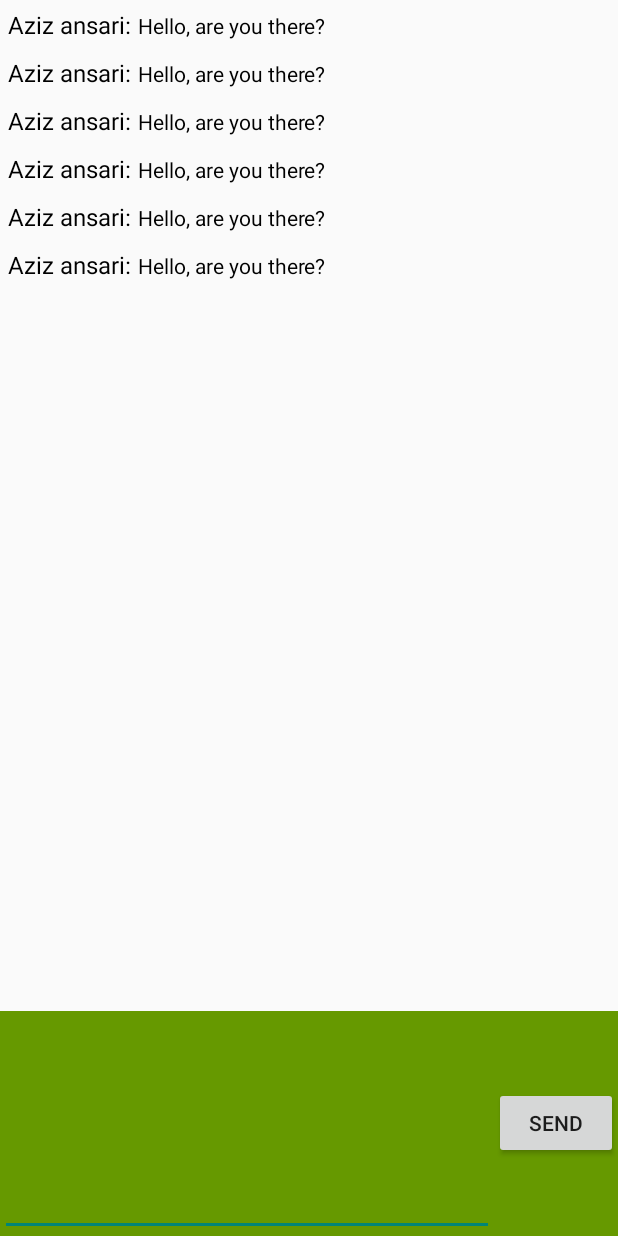
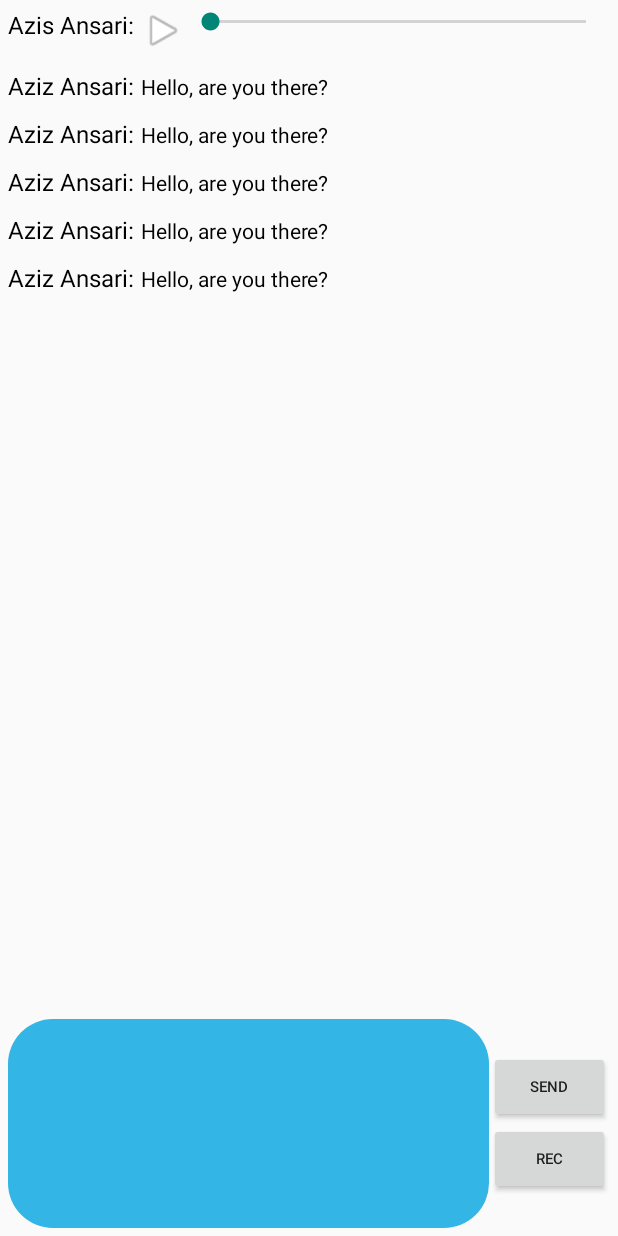
Before and after one commit to atanaspam/CodeForGood, an Android app: the ChatActivity screen opened directly, with no data from a screen before it, on a phone screen of 412 x 824 dp. Run offline under Robolectric (Android 15) with nearby library versions, the phone set to English and light mode, and no system bars.

Commit message:
all work and no play makes Jack a dull boy

```diff
--- a/CultureBuddy/app/src/main/java/com/guhack/alpha/culturebuddy/chat/ChatActivity.java
+++ b/CultureBuddy/app/src/main/java/com/guhack/alpha/culturebuddy/chat/ChatActivity.java
@@ -31,13 +31,16 @@ public class ChatActivity extends ActionBarActivity {
 
         /** mock code */
             ArrayList<ChatMessage> list = new ArrayList<ChatMessage>();
-            for (int i = 0; i< 6;i++){
+            for (String temp : ("Hi!,How are you doing?, Today was a very " +
+                    "long day here in Pakistan so I will write a very long message to show how " +
+                    "line breaks work here, I know you are not responding only because I am not " +
+                    "real so I will not hold it against you.,Are you still there?").split(",")){
                 ChatMessage message = new ChatMessage("Hello, are you there?", false);
                 list.add(message);
             }
         /***/
 
-        adapter = new ChatAdapter("Aziz ansari", list, ChatActivity.this);
+        adapter = new ChatAdapter("Aziz Ansari", list, ChatActivity.this);
         ((ListView) findViewById(R.id.chat_list)).setAdapter(adapter);
         adapter.notifyDataSetChanged();
         ((ListView) findViewById(R.id.chat_list)).setSelection(adapter.getCount()-1);
--- a/CultureBuddy/app/src/main/res/drawable/bubble_self.xml
+++ b/CultureBuddy/app/src/main/res/drawable/bubble_self.xml
@@ -1,12 +1,15 @@
-<?xml version="1.0" encoding="utf-8"?>
-<shape
-    xmlns:android="http://schemas.android.com/apk/res/android"
-    android:shape="oval">
+<shape xmlns:android="http://schemas.android.com/apk/res/android">
+    <gradient
+        android:startColor="@android:color/holo_blue_light"
+        android:endColor="@android:color/holo_blue_light"
+        android:centerColor="@android:color/holo_blue_light"
 
-    <solid
-        android:color="@android:color/darker_gray"/>
-
-    <size
-        android:width="120dp"
-        android:height="120dp"/>
+        android:angle="270" />
+    <corners
+        android:radius="30dp" />
+    <padding
+        android:left="10dp"
+        android:top="10dp"
+        android:right="10dp"
+        android:bottom="10dp" />
 </shape>
--- a/CultureBuddy/app/src/main/res/layout/activity_chat.xml
+++ b/CultureBuddy/app/src/main/res/layout/activity_chat.xml
@@ -2,29 +2,73 @@
     xmlns:tools="http://schemas.android.com/tools" android:layout_width="match_parent"
     android:layout_height="match_parent"
     tools:context="com.guhack.alpha.culturebuddy.chat.ChatActivity">
+
     <LinearLayout
-        android:background="@android:color/holo_green_dark"
+        android:id="@+id/sound_view"
+        android:orientation="horizontal"
+        android:layout_width="match_parent"
+        android:layout_height="wrap_content"
+        android:padding="5dp">
+
+        <TextView
+            android:textColor="@android:color/black"
+            android:textSize="16sp"
+            android:id="@+id/chat_name_tag"
+            android:layout_width="wrap_content"
+            android:layout_height="wrap_content"
+            android:text="Azis Ansari: "/>
+        <ImageView
+            android:layout_width="30dp"
+            android:layout_height="30dp"
+            android:src="@android:drawable/ic_media_play"/>
+        <SeekBar
+            android:layout_width="match_parent"
+            android:layout_height="wrap_content" />
+
+    </LinearLayout>
+    <LinearLayout
         android:id="@+id/text_entry"
         android:layout_width="match_parent"
         android:layout_height="150dp"
         android:layout_alignParentBottom="true"
         android:gravity="center_vertical"
         android:orientation="horizontal"
-        android:weightSum="5">
+        android:weightSum="5"
+        android:padding="5dp">
+
+
         <EditText
             android:gravity="top"
             android:id="@+id/your_message"
             android:layout_weight="4"
             android:layout_width="0dp"
-            android:layout_height="match_parent"/>
-        <Button
-            android:id="@+id/send_message_button"
+            android:layout_height="match_parent"
+            android:background="@drawable/bubble_self"/>
+
+        <LinearLayout
             android:layout_weight="1"
             android:layout_width="0dp"
             android:layout_height="wrap_content"
-            android:text="SEND"/>
+            android:orientation="vertical">
+
+            <Button
+                android:textSize="10sp"
+                android:id="@+id/send_message_button"
+                android:layout_width="wrap_content"
+                android:layout_height="wrap_content"
+                android:text="SEND"/>
+
+            <Button
+                android:textSize="10sp"
+                android:layout_width="wrap_content"
+                android:layout_height="wrap_content"
+                android:text="REC"/>
+
+            </LinearLayout>
+
         </LinearLayout>
     <ListView
+        android:layout_below="@+id/sound_view"
         android:id="@+id/chat_list"
         android:layout_above="@+id/text_entry"
         android:layout_width="match_parent"
```
Also changed, not shown: CultureBuddy/app/src/main/res/layout/activity_startup.xml (+16 -13 lines), CultureBuddy/app/src/main/res/drawable-xhdpi/profile_background.png, CultureBuddy/app/src/main/res/drawable-xxhdpi/ic_global_nomads_large.png (added).
